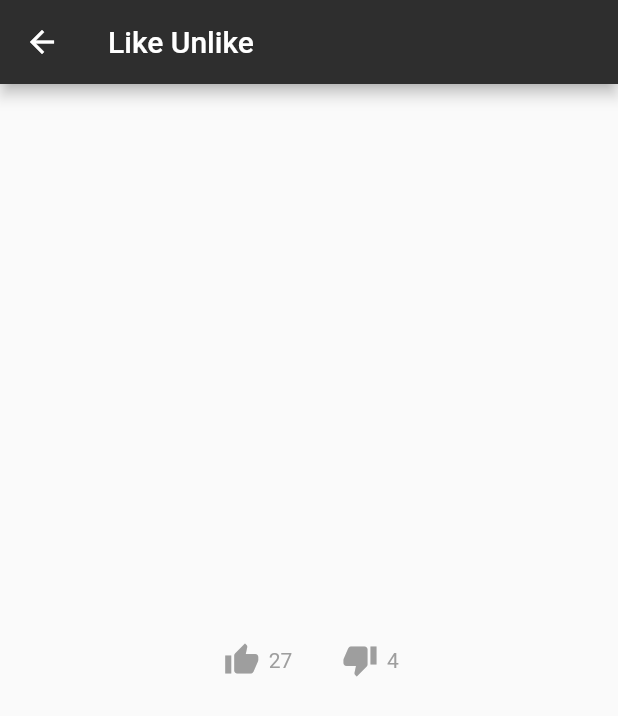
After one commit to busrakanbur/flutter-shopping-app, a Flutter app: the LikeView screen opened by its route, on a phone screen of 412 x 824 dp. The commit adds this screen. Shown: the top 716 px of the screen. Run offline on Flutter 3.47's test engine with Material 2 defaults, Android fonts, the phone set to English and light mode, and no system bars; drawn by our look-alikes of like_button; our stand-ins replace get, sizer; missing offline and left inert: dart:ffi.

Commit message:
like-unlike buttons done

```diff
--- a/lib/app/modules/date picker/views/date_view.dart
+++ b/lib/app/modules/date picker/views/date_view.dart
@@ -33,7 +33,7 @@ class DatePickerView extends GetView<DateController> {
                   onPressed: () {
                     controller.chooseDateRange();
                   },
-                  child: const Text('Select Range')),
+                  child: const Text('Select Date Range')),
             ],
           ),
         )));
--- /dev/null
+++ b/lib/app/modules/rate pages/controllers/like_controller.dart
@@ -0,0 +1,8 @@
+import 'package:get/get.dart';
+
+class LikeController extends GetxController {
+  @override
+  void onInit() {
+    super.onInit();
+  }
+}
--- /dev/null
+++ b/lib/app/modules/rate pages/views/like_view.dart
@@ -0,0 +1,44 @@
+import 'dart:ffi';
+
+import 'package:flutter/material.dart';
+import 'package:get/get.dart';
+import 'package:like_button/like_button.dart';
+
+import '../controllers/like_controller.dart';
+
+class LikeView extends GetView<LikeController> {
+  const LikeView({Key? key}) : super(key: key);
+  @override
+  Widget build(BuildContext context) {
+    return Scaffold(
+      appBar: AppBar(title: const Text('Like Unlike')),
+      body: Center(
+          child: Row(
+        mainAxisAlignment: MainAxisAlignment.center,
+        children: [
+          LikeButton(
+            likeCount: 27,
+            likeBuilder: (isLiked) {
+              return Icon(
+                Icons.thumb_up,
+                color: isLiked ? Colors.blue : Colors.grey,
+              );
+            },
+          ),
+          SizedBox(
+            width: 30,
+          ),
+          LikeButton(
+            likeCount: 4,
+            likeBuilder: (isLiked) {
+              return Icon(
+                Icons.thumb_down,
+                color: isLiked ? Colors.red : Colors.grey,
+              );
+            },
+          ),
+        ],
+      )),
+    );
+  }
+}
--- a/lib/app/routes/app_pages.dart
+++ b/lib/app/routes/app_pages.dart
@@ -1,4 +1,5 @@
 import 'package:flutter_expandable_bottom_sheet/app/modules/date%20picker/views/date_view.dart';
+import 'package:flutter_expandable_bottom_sheet/app/modules/rate%20pages/views/like_view.dart';
 import 'package:get/get.dart';
 import '../bindings/all_bindings.dart';
 import '../modules/auth pages/views/login_view.dart';
@@ -12,6 +13,7 @@ class AppPages {
   static const initial = Routes.login;
   static const signup = Routes.signup;
   static const datepicker = Routes.datepicker;
+  static const like = Routes.like;
 
   static final routes = [
     GetPage(
@@ -28,5 +30,9 @@ class AppPages {
         name: _Paths.datepicker,
         page: () => const DatePickerView(),
         binding: DateBindings()),
+    GetPage(
+        name: _Paths.like,
+        page: () => const LikeView(),
+        binding: RateBindings()),
   ];
 }
--- a/lib/app/routes/app_routes.dart
+++ b/lib/app/routes/app_routes.dart
@@ -7,10 +7,12 @@ abstract class Routes {
   static const login = _Paths.login;
   static const signup = _Paths.signup;
   static const datepicker = _Paths.datepicker;
+  static const like = _Paths.like;
 }
 
 abstract class _Paths {
   static const login = '/login';
   static const signup = '/signup';
   static const datepicker = '/datepicker';
+  static const like = '/like';
 }
--- a/pubspec.yaml
+++ b/pubspec.yaml
@@ -42,6 +42,8 @@ dependencies:
   sizer: ^2.0.15
   date_format: ^2.0.7
   intl: ^0.18.0
+  flutter_elegant_number_button: ^0.0.6
+  like_button: ^2.0.5
 
 dev_dependencies:
   flutter_test:
```
Also changed, not shown: lib/app/bindings/all_bindings.dart (+10 -0 lines), lib/app/modules/rate pages/controllers/rate_controller.dart (added), lib/app/modules/rate pages/views/rating_star_view.dart (added), pubspec.lock.
